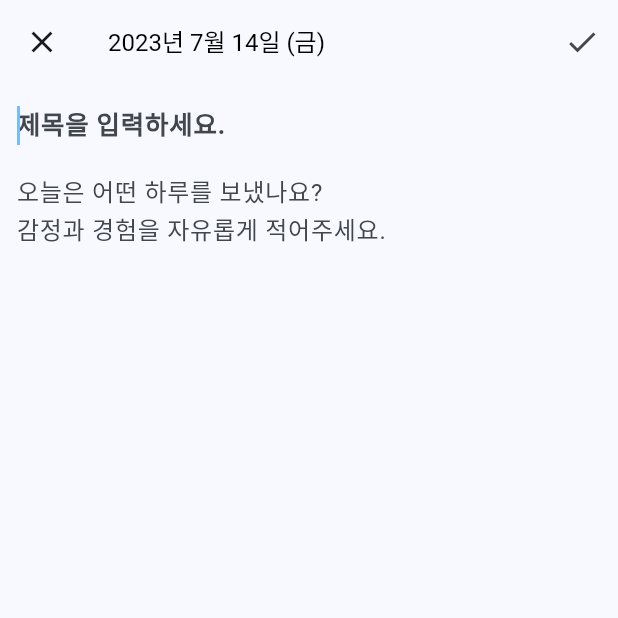
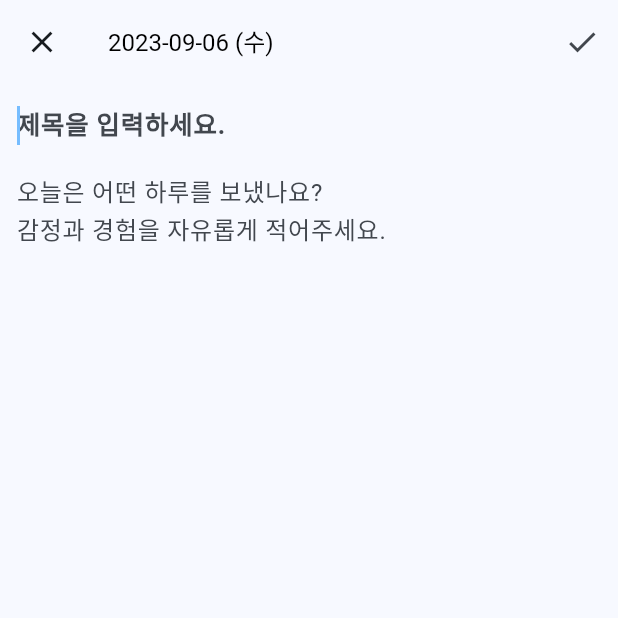
Before and after one commit to yewon0804/TTT-front, a Flutter app: the WriteDiary screen opened directly, after a tap on the "photo library" icon, on a phone screen of 412 x 824 dp, the top half of it. Run offline on Flutter 3.47's test engine with Material 2 defaults, Android fonts, the phone set to English and light mode, and no system bars; our stand-ins replace cached_network_image, carousel_slider, cloud_firestore, dio, double_back_to_close, firebase_core and 5 more; missing offline and left inert: a package; accounts and stored records are empty.

Commit message:
back: 다이어리 작성 기능 구현 완료 (#50)
* back: 사진내 메타데이터 가져오는 라이브러리 추가 (#29)

* front: 사진 첨부 제한 및 권한 설정

* back: 다이어리 작성 - 파이어베이스 스토리지 및 데이터베이스 연결 완료

```diff
--- /dev/null
+++ b/lib/const/permission_manager.dart
@@ -0,0 +1,19 @@
+import 'package:permission_handler/permission_handler.dart';
+
+class PermissionManager {
+  Future<void> requestPermission() async {
+    final serviceStatus = await Permission.manageExternalStorage.isGranted ;
+
+    final status = await Permission.manageExternalStorage.request();
+
+    if (status == PermissionStatus.granted) {
+      print('Permission Granted');
+    } else if (status == PermissionStatus.denied) {
+      print('Permission denied');
+    } else if (status == PermissionStatus.permanentlyDenied) {
+      print('Permission Permanently Denied');
+      await openAppSettings();
+    }
+  }
+
+}
--- a/lib/main.dart
+++ b/lib/main.dart
@@ -1,11 +1,13 @@
 import 'package:app/starting.dart';
 import 'package:double_back_to_close/double_back_to_close.dart';
+import 'package:firebase_core/firebase_core.dart';
 import 'package:intl/date_symbol_data_local.dart';
 import 'package:flutter/material.dart';
 
 void main() async{
+  WidgetsFlutterBinding.ensureInitialized();
+  await Firebase.initializeApp();
   await initializeDateFormatting();
-
   runApp(const MyApp());
 }
 
--- /dev/null
+++ b/lib/model/diary_model.dart
@@ -0,0 +1,34 @@
+import 'package:cloud_firestore/cloud_firestore.dart';
+
+class DiaryModel {
+  final String title;
+  final String content;
+  final List<String> image_list;
+  final Map<String, String> user;
+  final Timestamp date;
+
+  const DiaryModel({
+    required this.title,
+    required this.content,
+    required this.image_list,
+    required this.user,
+    required this.date,
+  });
+
+  factory DiaryModel.fromFirestore(Map<String, dynamic> json) {
+    return DiaryModel(
+      title: json["title"],
+      content: json["content"],
+      image_list: json["image_list"],
+      user: json["user"],
+      date: json["date"],
+    );
+  }
+  Map<String, dynamic> toFirestore() => {
+    "title": title,
+    "content": content,
+    "image_list": image_list,
+    "user": user,
+    "date": date,
+  };
+}
--- a/lib/screens/diary/viewDiary.dart
+++ b/lib/screens/diary/viewDiary.dart
@@ -46,7 +46,7 @@ class _ViewDiaryState extends State<ViewDiary> {
         ),
         actions: [
           IconButton(onPressed: () {
-            Navigator.push(context, MaterialPageRoute(builder: (context) => WriteDiary(selectedDate: '2023년 7월 14일 (금)',)));
+            Navigator.push(context, MaterialPageRoute(builder: (context) => WriteDiary(selectedDate: DateTime.now(),)));
           }, icon: Icon(Icons.edit_outlined))
         ],
       ),
--- a/lib/screens/diary/writeDiary.dart
+++ b/lib/screens/diary/writeDiary.dart
@@ -1,11 +1,17 @@
 import 'dart:io';
 
+import 'package:app/const/permission_manager.dart';
+import 'package:app/model/diary_model.dart';
+import 'package:app/screens/calendar/calendarMain.dart';
+import 'package:cloud_firestore/cloud_firestore.dart';
+import 'package:firebase_storage/firebase_storage.dart';
 import 'package:flutter/material.dart';
 import 'package:image_picker/image_picker.dart';
 import 'package:native_exif/native_exif.dart';
+import 'package:uuid/uuid.dart';
 
 class WriteDiary extends StatefulWidget {
-  final String selectedDate;
+  final DateTime selectedDate;
 
   const WriteDiary({super.key, required this.selectedDate});
 
@@ -14,7 +20,15 @@ class WriteDiary extends StatefulWidget {
 }
 
 class _WriteDiaryState extends State<WriteDiary> {
-  String _selectedDate = "";
+  final _titleCon = TextEditingController();
+  final _contentCon = TextEditingController();
+
+  final String colName = "diary";
+  final String fnTitle = "title";
+  final String fnContent = "content";
+  final String fnDate = "date";
+
+  DateTime _selectedDate = DateTime.now();
   List<File> _selectedImages = [];
   bool _loading = false;
 
@@ -24,6 +38,51 @@ class _WriteDiaryState extends State<WriteDiary> {
     _selectedDate = widget.selectedDate;
   }
 
+  @override
+  void dispose() {
+    _titleCon.dispose();
+    _contentCon.dispose();
+  }
+
+  String _getWeekDay(DateTime selectedDate) {
+    String weekday = ['월', '화', '수', '목', '금', '토', '일'][DateTime.now().weekday - 1];
+    return weekday;
+  }
+
+  Future<List<String>?> _imagePickerToUpload(List<File> _imgs) async {
+    List<String> _urlStrings = [];
+    if (_imgs != null) {
+      for (var _img in _imgs) {
+        String _imageRef = "diary/user_id/${Uuid().v4()}";
+        await FirebaseStorage.instance.ref(_imageRef).putFile(_img);
+        final String _urlString =
+        await FirebaseStorage.instance.ref(_imageRef).getDownloadURL();
+        _urlStrings.add(_urlString);
+      }
+      return _urlStrings;
+    } else {
+      return null;
+    }
+  }
+
+  Future<void> _toFirestore(Map<String, dynamic> data) async {
+    try {
+      DocumentReference<Map<String, dynamic>> _reference =
+      FirebaseFirestore.instance.collection("diary").doc();
+      await _reference.set(DiaryModel(
+        title: data['title'].toString(),
+        content: data['content'].toString(),
+        image_list: data['image_list'],
+        user: data['user'],
+        date: Timestamp.fromDate(data['date']),
+      ).toFirestore());
+    } on FirebaseException catch (error) {
+      ScaffoldMessenger.of(context)
+          .showSnackBar(SnackBar(content: Text(error.message ?? "")));
+    }
+  }
+
+
 
   Future<void> _pickImages() async {
     setState(() {
@@ -32,7 +91,8 @@ class _WriteDiaryState extends State<WriteDiary> {
 
     try {
       final List<XFile>? pickedImages = await ImagePicker().pickMultiImage();
-      if (pickedImages != null) {
+
+      if (pickedImages!= null) {
         List<File> images = [];
         for (var pickedImage in pickedImages) {
           final File imageFile = File(pickedImage.path);
@@ -41,10 +101,34 @@ class _WriteDiaryState extends State<WriteDiary> {
           print(attributes);
           images.add(imageFile);
         }
-        setState(() {
-          _selectedImages = images;
-          _loading = false;
-        });
+
+        if(images.length > 3) {
+          showDialog(
+            context: context,
+            builder: (BuildContext context) {
+              return AlertDialog(
+                title: Text('Error'),
+                content: Text('사진 첨부는 최대 3장까지 가능합니다.'),
+                actions: [
+                  TextButton(
+                    onPressed: () {
+                      setState(() {
+                        _loading = false;
+                      });
+                      Navigator.pop(context);
+                    },
+                    child: Text('OK'),
+                  ),
+                ],
+              );
+            },
+          );
+        } else {
+          setState(() {
+            _selectedImages = images;
+            _loading = false;
+          });
+        }
       } else {
         setState(() {
           _loading = false;
@@ -83,19 +167,53 @@ class _WriteDiaryState extends State<WriteDiary> {
           },
           icon: Icon(Icons.close),
         ),
-        title: Text(_selectedDate, style: TextStyle(color: Colors.black, fontSize: 16),),
+        title: Text("${_selectedDate.toString().split(" ")[0]} (${_getWeekDay(_selectedDate)})", style: TextStyle(color: Colors.black, fontSize: 16),),
         actions: [
-          IconButton(onPressed: () {}, icon: Icon(Icons.check))
+          IconButton(onPressed: () async {
+            setState(() {
+              _loading = true;
+            });
+            List<String>? imgs = await _imagePickerToUpload(_selectedImages);
+            if (imgs != null) {
+              await _toFirestore({
+                "title": _titleCon.text,
+                "content": _contentCon.text,
+                "user": {"id": "user"},
+                "image_list": imgs,
+                "date": _selectedDate
+              }).then((value) => {
+                showDialog(context: context, builder: (BuildContext context) {
+                  return AlertDialog(
+                    title: Text("성공"),
+                    content: Text('다이어리 작성을 완료하였습니다.'),
+                    actions: [
+                      TextButton(
+                        onPressed: () {
+                          setState(() {
+                            _loading = false;
+                          });
+                          Navigator.pop(context);
+                          Navigator.push(context, MaterialPageRoute(builder: (context) => const CalendarMain()));
+                        },
+                        child: Text('OK'),
+                      ),
+                    ],
+                  );
+                })
+              });
+            }
+          }, icon: Icon(Icons.check))
         ],
       ),
       body: SafeArea(
         child: Container(
-          padding: EdgeInsets.fromLTRB(11, 3, 11, 3),
+          padding: const EdgeInsets.fromLTRB(11, 3, 11, 3),
           child: Column(
             children: [
               SizedBox(
                 child: TextField(
-                  style: TextStyle(
+                  controller: _titleCon,
+                  style: const TextStyle(
                     fontSize: 17.0,
                     fontWeight: FontWeight.bold,
                   ),
@@ -115,7 +233,8 @@ class _WriteDiaryState extends State<WriteDiary> {
               ),
               SizedBox(
                 child: TextField(
-                  decoration: InputDecoration(
+                  controller: _contentCon,
+                  decoration: const InputDecoration(
                     border: InputBorder.none,
                     hintText: '오늘은 어떤 하루를 보냈나요?\n감정과 경험을 자유롭게 적어주세요.',
                   ),
@@ -126,7 +245,7 @@ class _WriteDiaryState extends State<WriteDiary> {
                 ),
               ),
               if (_loading)
-                CircularProgressIndicator(),
+                const CircularProgressIndicator(),
               Expanded(
                 child: GridView.count(
                   crossAxisCount: 1,
@@ -148,9 +267,13 @@ class _WriteDiaryState extends State<WriteDiary> {
       ),
       floatingActionButtonLocation: FloatingActionButtonLocation.startFloat,
       floatingActionButton: FloatingActionButton(
-        onPressed: _pickImages,
+        onPressed: () async {
+          await PermissionManager().requestPermission().then((value) => {
+            _pickImages()
+          });
+        },
         backgroundColor: Colors.white,
-        shape: RoundedRectangleBorder(
+        shape: const RoundedRectangleBorder(
             borderRadius: BorderRadius.all(Radius.circular(50.0))
         ),
         child: const Icon(Icons.photo_library_outlined, color: Colors.black,),
```
Also changed, not shown: lib/screens/calendar/calendarMain.dart (+1 -6 lines), pubspec.yaml (+5 -2 lines), pubspec.lock, 5 other files.
